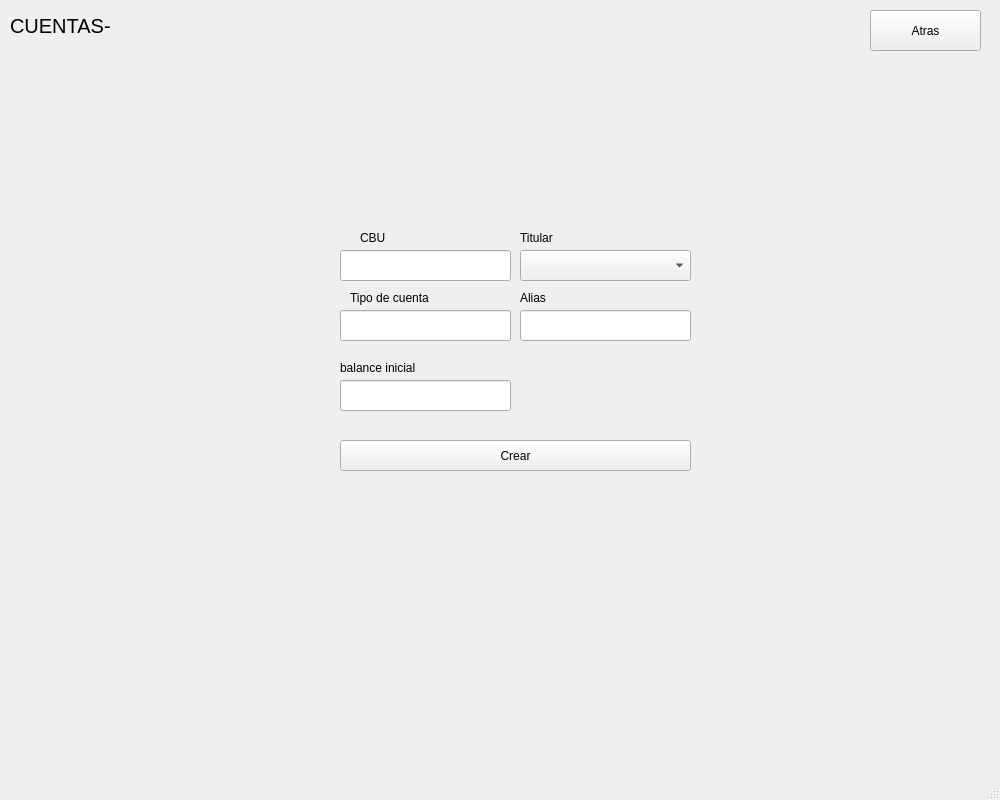
The window that src/view/cuenta_create.ui (joab-escolar/tp-final-practicas2) describes before a commit, drawn with Qt 5.
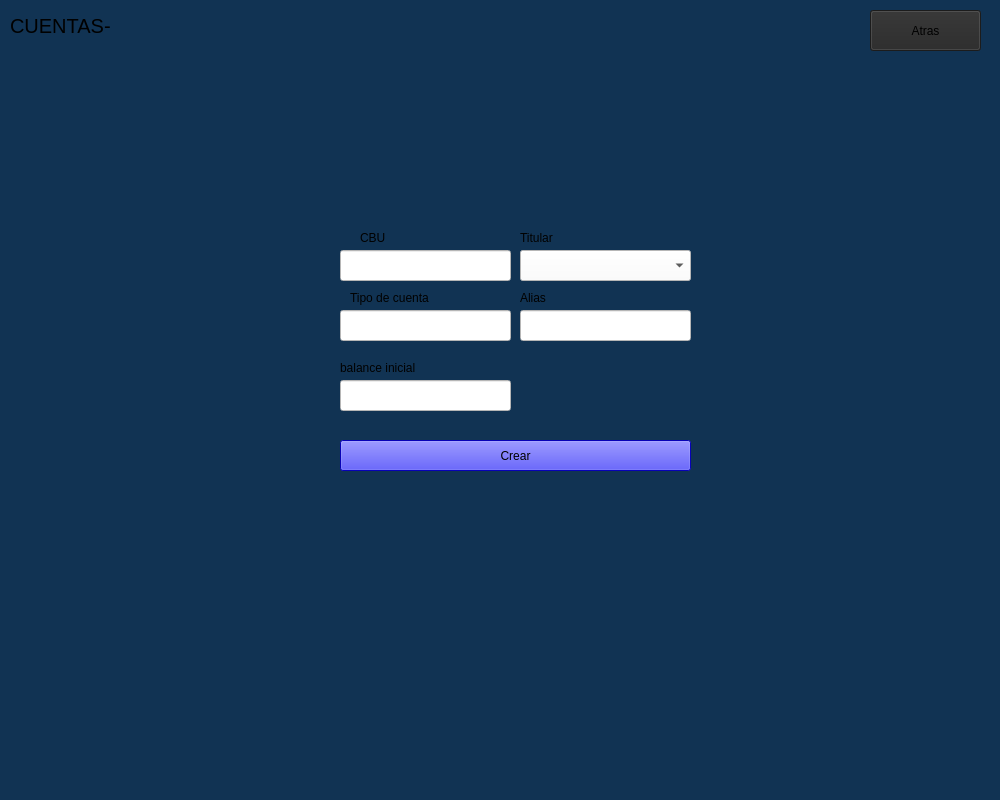
The same window after the commit. Icons and pictures are not drawn.

Commit message: CHANGE STYLES VIEWS

The edit to the form file:
```diff
--- a/src/view/cuenta_create.ui
+++ b/src/view/cuenta_create.ui
@@ -25,6 +25,14 @@
   <property name="windowTitle">
    <string>BANCO</string>
   </property>
+  <property name="windowIcon">
+   <iconset theme="QIcon::ThemeIcon::Computer"/>
+  </property>
+  <property name="styleSheet">
+   <string notr="true">background-color: rgb(17, 51, 83);
+
+</string>
+  </property>
   <widget class="QWidget" name="centralwidget">
    <widget class="QLabel" name="label">
     <property name="geometry">
@@ -71,6 +79,9 @@
       <height>41</height>
      </rect>
     </property>
+    <property name="styleSheet">
+     <string notr="true">background-color: rgb(39, 39, 39)</string>
+    </property>
     <property name="text">
      <string>Atras</string>
     </property>
@@ -84,6 +95,10 @@
       <height>31</height>
      </rect>
     </property>
+    <property name="styleSheet">
+     <string notr="true">color: rgb(0, 0, 0);
+background-color: rgb(255, 255, 255);</string>
+    </property>
    </widget>
    <widget class="QComboBox" name="slect_titular">
     <property name="geometry">
@@ -94,6 +109,10 @@
       <height>31</height>
      </rect>
     </property>
+    <property name="styleSheet">
+     <string notr="true">color: rgb(0, 0, 0);
+background-color: rgb(255, 255, 255);</string>
+    </property>
    </widget>
    <widget class="QPushButton" name="btn_crear">
     <property name="geometry">
@@ -104,6 +123,10 @@
       <height>31</height>
      </rect>
     </property>
+    <property name="styleSheet">
+     <string notr="true">background-color: rgb(11, 3, 255);
+selection-background-color: rgb(138, 138, 138);</string>
+    </property>
     <property name="text">
      <string>Crear</string>
     </property>
@@ -169,6 +192,10 @@
       <height>31</height>
      </rect>
     </property>
+    <property name="styleSheet">
+     <string notr="true">color: rgb(0, 0, 0);
+background-color: rgb(255, 255, 255);</string>
+    </property>
    </widget>
    <widget class="QLineEdit" name="input_tipo">
     <property name="geometry">
@@ -179,6 +206,10 @@
       <height>31</height>
      </rect>
     </property>
+    <property name="styleSheet">
+     <string notr="true">color: rgb(0, 0, 0);
+background-color: rgb(255, 255, 255);</string>
+    </property>
    </widget>
    <widget class="QLineEdit" name="input_balance">
     <property name="geometry">
@@ -189,6 +220,10 @@
       <height>31</height>
      </rect>
     </property>
+    <property name="styleSheet">
+     <string notr="true">color: rgb(0, 0, 0);
+background-color: rgb(255, 255, 255);</string>
+    </property>
    </widget>
    <widget class="QLabel" name="lbl_balance">
     <property name="geometry">
```
The commit also changes 32 other files.
